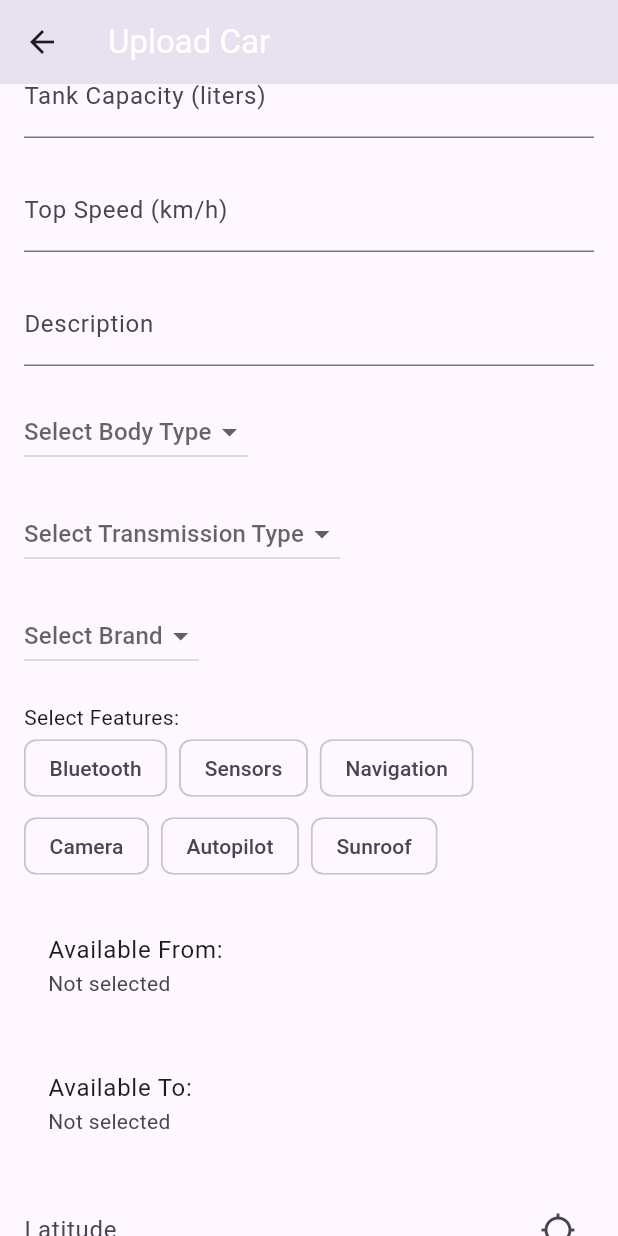
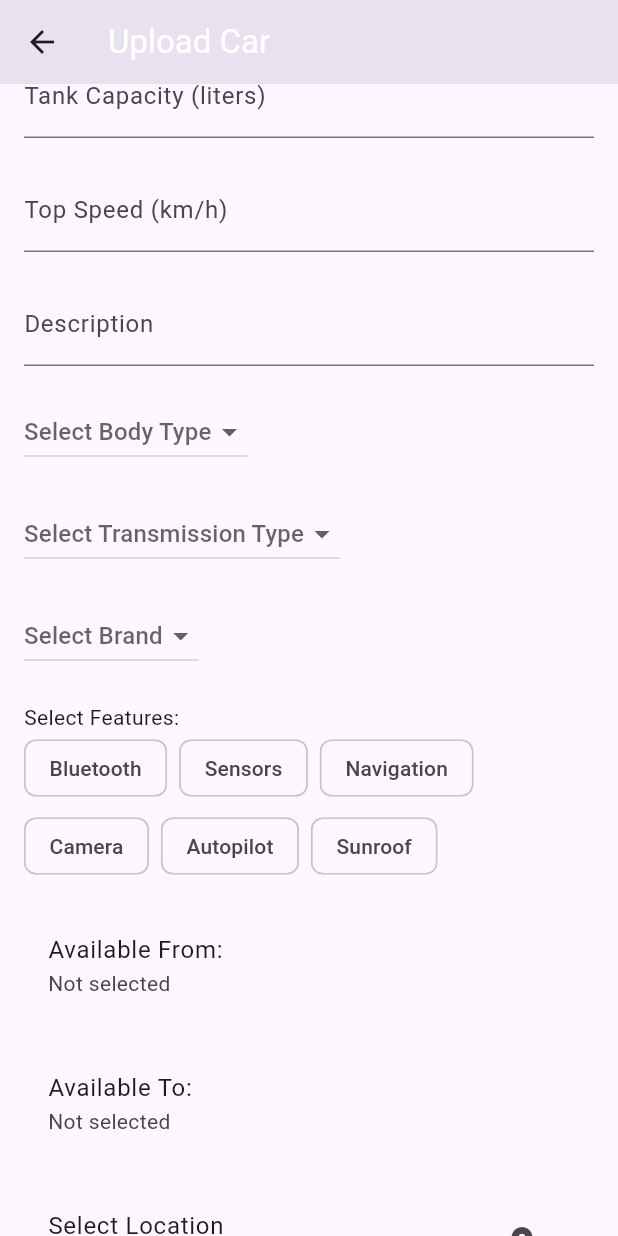
Before and after one commit to Magdy372/Automotive, a Flutter app: the CarUploadScreen screen opened directly, scrolled down 576 dp, on a phone screen of 412 x 824 dp. Run offline on Flutter 3.47's test engine with Material 3 defaults, Android fonts, the phone set to English and light mode, and no system bars; our stand-ins replace cloud_firestore, connectivity_plus, firebase_auth, firebase_core, firebase_messaging, fl_chart and 12 more; accounts and stored records are empty.

Commit message:
edit location

```diff
--- a/car_rental_project/lib/screens/CarForm.dart
+++ b/car_rental_project/lib/screens/CarForm.dart
@@ -38,7 +38,6 @@ class _CarUploadScreenState extends State<CarUploadScreen> {
   Brand? _selectedBrand;
   final List<Feature> _selectedFeatures = [];
   File? _imageFile; // To store the picked image
-
   final ImagePicker _picker = ImagePicker(); // Image Picker instance
 
   // DatePicker functions to select availableFrom and availableTo
@@ -483,31 +482,16 @@ Future<void> _detectLocation() async {
                     const SizedBox(height: 20),
 
 // Latitude field
-                TextField(
-                  controller: latitudeController,
-                  decoration: InputDecoration(
-                    labelText: "Latitude",
-                    suffixIcon: IconButton(
-                      icon: const Icon(Icons.location_searching),
-                      onPressed: _detectLocation,
-                    ),
-                  ),
-                  keyboardType: TextInputType.number,
-                ),
-                const SizedBox(height: 20),
-
-                // Longitude field
-                TextField(
-                  controller: longitudeController,
-                  decoration: InputDecoration(
-                    labelText: "Longitude",
-                    suffixIcon: IconButton(
-                      icon: const Icon(Icons.location_searching),
-                      onPressed: _detectLocation,
-                    ),
-                  ),
-                  keyboardType: TextInputType.number,
-                ),
+                ListTile(
+      title: const Text('Select Location'),
+      subtitle: Text(latitudeController.text.isNotEmpty
+          ? 'Latitude: ${latitudeController.text}, Longitude: ${longitudeController.text}'
+          : 'Location not selected'),
+      trailing: IconButton(
+        icon: const Icon(Icons.location_on),
+        onPressed: _detectLocation, // Trigger location detection
+      ),
+    ),
 
 
 
```
Also changed, not shown: car_rental_project/pubspec.lock.
